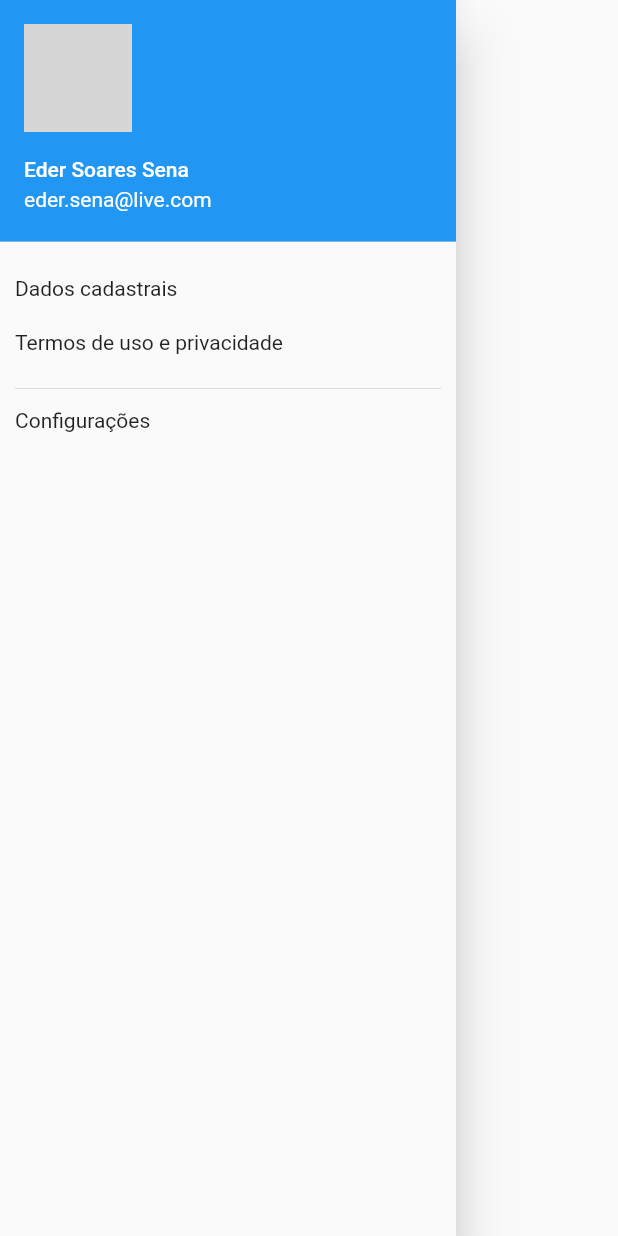
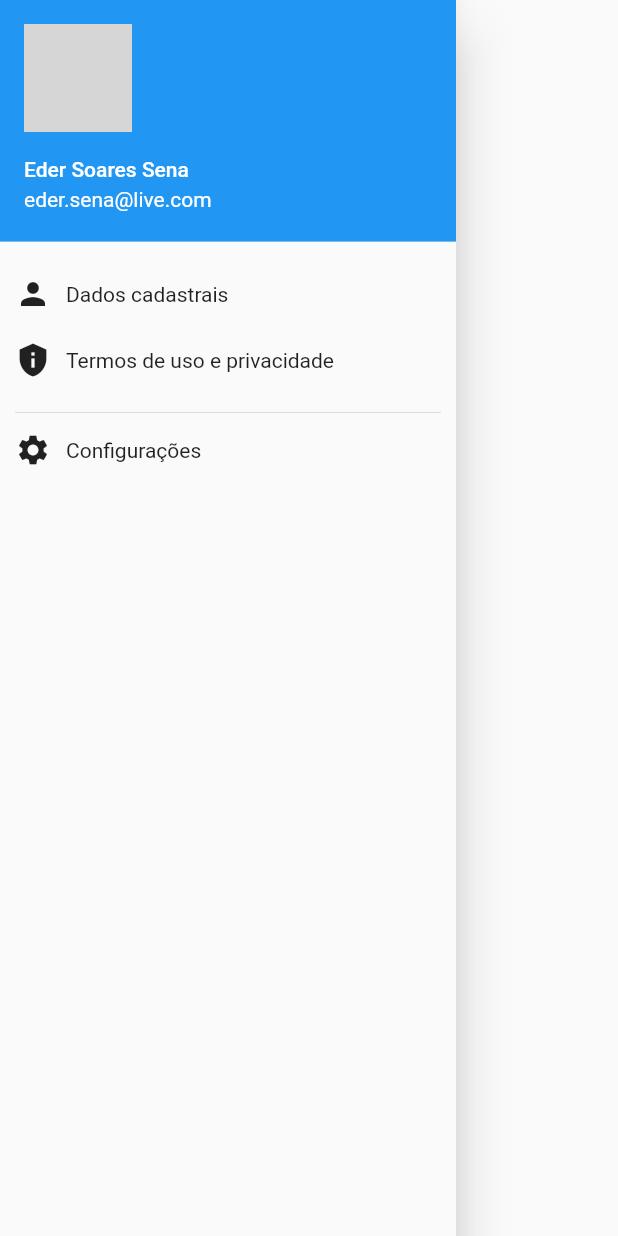
Before and after one commit to ederusena/DioFlutterTrilha, a Flutter app: the CustomDrawer widget shown alone on an empty page, opened directly, on a phone screen of 412 x 824 dp. Run offline on Flutter 3.47's test engine with Material 2 defaults, Android fonts, the phone set to English and light mode, and no system bars; our stand-ins replace google_fonts; network calls fail; grey boxes are pictures that could not be loaded.

```diff
--- a/lib/pages/home_page.dart
+++ b/lib/pages/home_page.dart
@@ -1,5 +1,4 @@
 import 'package:flutter/material.dart';
-import 'package:trilhapp/pages/dados_cadastrais.dart';
 import 'package:trilhapp/pages/pagina1.dart';
 import 'package:trilhapp/pages/pagina2.dart';
 import 'package:trilhapp/pages/pagina3.dart';
--- a/lib/shared/widget/custom_drawer.dart
+++ b/lib/shared/widget/custom_drawer.dart
@@ -27,7 +27,13 @@ class CustomDrawer extends StatelessWidget {
                   child: Container(
                       padding: const EdgeInsets.symmetric(vertical: 5),
                       width: double.infinity,
-                      child: const Text("Dados cadastrais")),
+                      child: const Row(
+                        children: [
+                          Icon(Icons.person),
+                          SizedBox(width: 10),
+                          Text("Dados cadastrais"),
+                        ],
+                      )),
                   onTap: () {
                     Navigator.pop(context, 'OK');
                     Navigator.pushReplacement(
@@ -41,7 +47,13 @@ class CustomDrawer extends StatelessWidget {
                   child: Container(
                       padding: const EdgeInsets.symmetric(vertical: 5),
                       width: double.infinity,
-                      child: const Text("Termos de uso e privacidade")),
+                      child: const Row(
+                        children: [
+                          Icon(Icons.privacy_tip),
+                          SizedBox(width: 10),
+                          Text("Termos de uso e privacidade"),
+                        ],
+                      )),
                   onTap: () => {
                     showDialog<String>(
                       context: context,
@@ -68,7 +80,13 @@ class CustomDrawer extends StatelessWidget {
                   child: Container(
                       padding: const EdgeInsets.symmetric(vertical: 5),
                       width: double.infinity,
-                      child: const Text("Configurações")),
+                      child: const Row(
+                        children: [
+                          Icon(Icons.settings),
+                          SizedBox(width: 10),
+                          Text("Configurações"),
+                        ],
+                      )),
                   onTap: () => {
                     showDialog<String>(
                       context: context,
```
